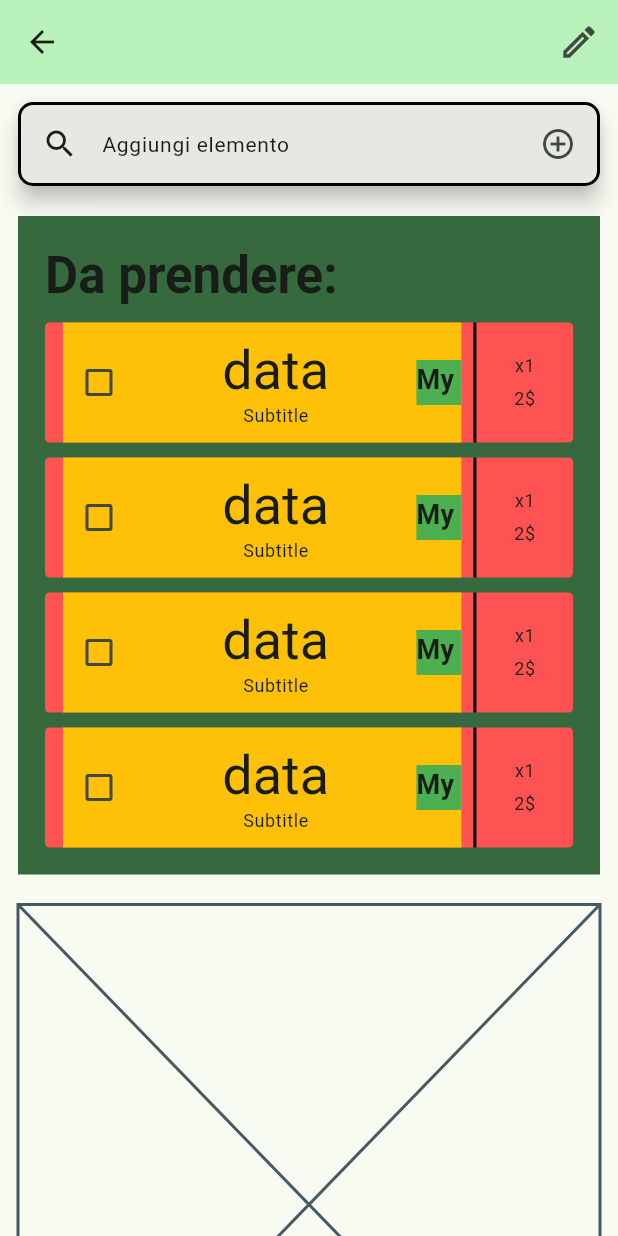
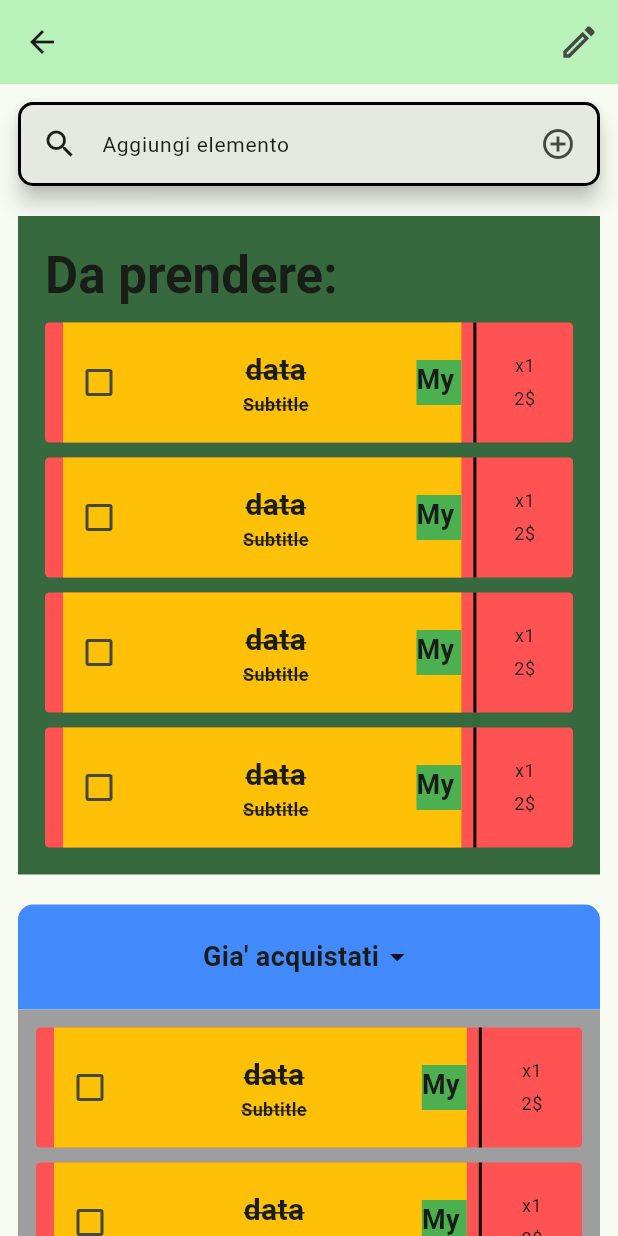
Before and after one commit to E-d-o/FoodPlan, a Flutter app: the SingleListPage screen opened directly, on a phone screen of 412 x 824 dp. Run offline on Flutter 3.47's test engine with Material 3 defaults, Android fonts, the light colour scheme and no system bars.

Commit message:
finished basic UI of single list page

```diff
--- a/lib/components/list_item.dart
+++ b/lib/components/list_item.dart
@@ -41,7 +41,7 @@ class LeftItemPart extends StatefulWidget {
 
 class _LeftItemPartState extends State<LeftItemPart> {
   bool checkValue = false;
-
+  bool isHome = true;
   @override
   Widget build(BuildContext context) {
     return Expanded(
@@ -64,8 +64,8 @@ class _LeftItemPartState extends State<LeftItemPart> {
             Column(
               mainAxisAlignment: MainAxisAlignment.center,
               children: [
-                Text("data", style: Theme.of(context).textTheme.displaySmall),
-                Text("Subtitle", style: Theme.of(context).textTheme.bodySmall),
+                Text("data", style: isHomeStyle(context, true)),
+                Text("Subtitle", style: isHomeStyle(context, false)),
               ],
             ),
             Container(
@@ -78,6 +78,22 @@ class _LeftItemPartState extends State<LeftItemPart> {
         ),
       ),
     );
+  }
+
+  TextStyle? isHomeStyle(BuildContext context, bool isTitle) {
+    if (isHome) {
+      if (isTitle) {
+        return TextStyle(fontSize: 20, decoration: TextDecoration.lineThrough);
+      } else {
+        return TextStyle(fontSize: 12, decoration: TextDecoration.lineThrough);
+      }
+    } else {
+      if (isTitle) {
+        return Theme.of(context).textTheme.displaySmall;
+      } else {
+        return Theme.of(context).textTheme.displaySmall;
+      }
+    }
   }
 }
 
--- a/lib/single_list_page.dart
+++ b/lib/single_list_page.dart
@@ -71,8 +71,53 @@ class _NeededItems extends StatelessWidget {
 }
 
 class _AtHomeItems extends StatelessWidget {
+  final List<ListItem> atHomeItems = [ListItem(), ListItem(), ListItem()];
+  static const double topRadiusTextRegion = 10.0;
   @override
   Widget build(BuildContext context) {
-    return Placeholder();
+    return Column(
+      spacing: 0,
+      children: [
+        TextRegion(topRadiusTextRegion: topRadiusTextRegion),
+        Container(
+          color: Colors.grey,
+          padding: EdgeInsets.all(12.0),
+          child: Column(spacing: 10, children: [...atHomeItems]),
+        ),
+      ],
+    );
   }
 }
+
+class TextRegion extends StatelessWidget {
+  const TextRegion({super.key, required this.topRadiusTextRegion});
+
+  final double topRadiusTextRegion;
+
+  @override
+  Widget build(BuildContext context) {
+    return Container(
+      height: 70,
+      width: double.infinity,
+
+      decoration: BoxDecoration(
+        borderRadius: BorderRadius.only(
+          topLeft: Radius.circular(topRadiusTextRegion),
+          topRight: Radius.circular(topRadiusTextRegion),
+        ),
+        color: Colors.blueAccent,
+      ),
+      child: Row(
+        mainAxisAlignment: MainAxisAlignment.center,
+
+        children: [
+          Text(
+            "Gia' acquistati",
+            style: Theme.of(context).textTheme.bodyMedium,
+          ),
+          Icon(Icons.arrow_drop_down),
+        ],
+      ),
+    );
+  }
+}
```
